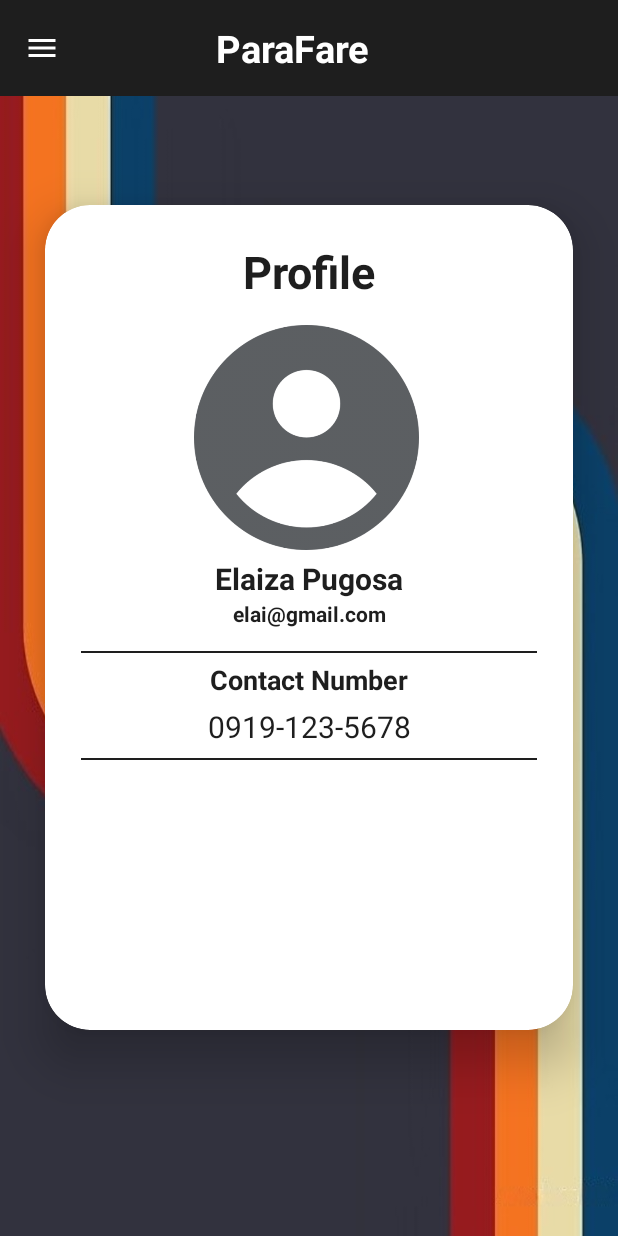
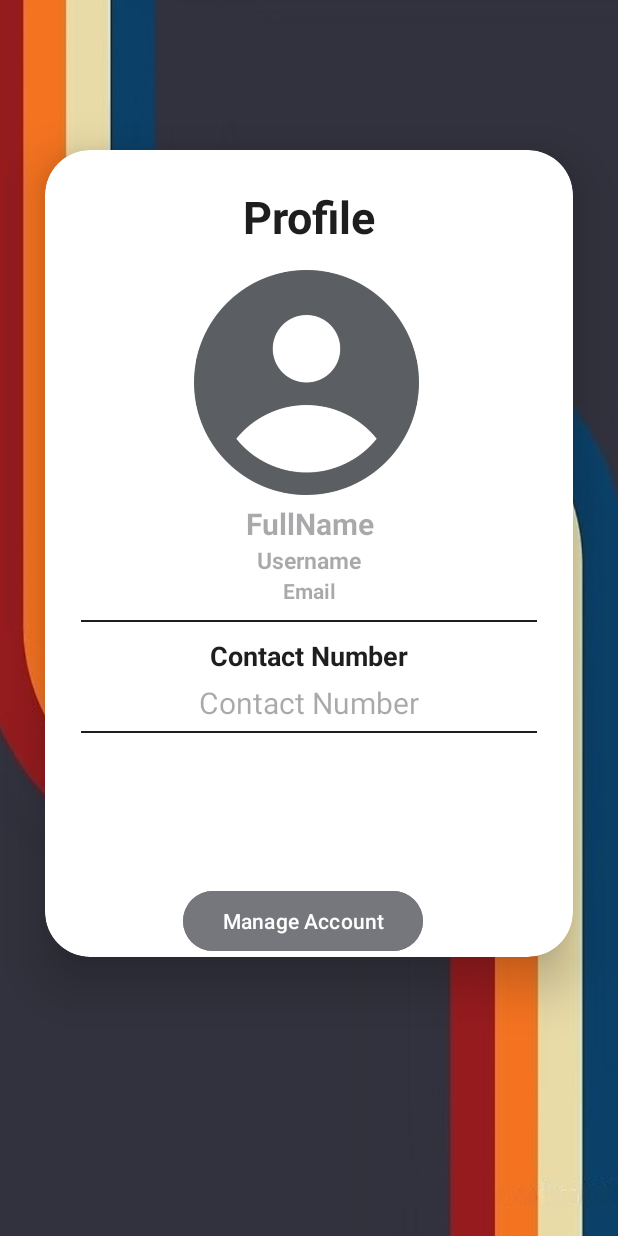
Before and after one commit to apathy1995/ParaFare, an Android app: the MainFrameActivity screen opened directly, with no data from a screen before it, in the side drawer, after a tap on "Profile", on a phone screen of 412 x 824 dp. Run offline under Robolectric (Android 15) with nearby library versions, the phone set to English and light mode, and no system bars; our stand-ins replace CircleImageView, Firebase (no records; nobody signed in at launch, a user with empty details on screens opened directly), Picasso.

Commit message:
ParaFare_hakdog_burger_cheese_ham

```diff
--- a/app/src/main/AndroidManifest.xml
+++ b/app/src/main/AndroidManifest.xml
@@ -1,6 +1,9 @@
 <?xml version="1.0" encoding="utf-8"?>
 <manifest xmlns:android="http://schemas.android.com/apk/res/android"
     xmlns:tools="http://schemas.android.com/tools">
+
+    <uses-permission android:name="android.permission.ACCESS_WIFI_STATE"/>
+    <uses-permission android:name="android.permission.INTERNET"/>
 
     <application
         android:allowBackup="true"
@@ -12,6 +15,7 @@
         android:supportsRtl="true"
         android:theme="@style/Theme.LoginTricyfare"
         tools:targetApi="31">
+
         <activity
             android:name=".HomeActivity"
             android:exported="false" />
--- a/app/src/main/java/com/example/logintricyfare/DriversInfoFragment.java
+++ b/app/src/main/java/com/example/logintricyfare/DriversInfoFragment.java
@@ -5,38 +5,59 @@ import android.os.Bundle;
 
 import androidx.annotation.NonNull;
 import androidx.annotation.Nullable;
+import androidx.cardview.widget.CardView;
 import androidx.fragment.app.Fragment;
 import androidx.fragment.app.FragmentManager;
 import androidx.recyclerview.widget.GridLayoutManager;
+import androidx.recyclerview.widget.LinearLayoutManager;
 import androidx.recyclerview.widget.RecyclerView;
 
+import android.util.Log;
 import android.view.LayoutInflater;
 import android.view.View;
 import android.view.ViewGroup;
+import android.widget.TextView;
 
 import com.example.logintricyfare.DriversInformation;
 import com.example.logintricyfare.DriversRecyclerViewAdapter;
 import com.example.logintricyfare.R;
 import com.example.logintricyfare.RecyclerViewAdapter;
 import com.example.logintricyfare.Routes;
+import com.firebase.ui.database.FirebaseRecyclerAdapter;
+import com.firebase.ui.database.FirebaseRecyclerOptions;
+import com.google.android.gms.tasks.OnFailureListener;
+import com.google.android.gms.tasks.OnSuccessListener;
+import com.google.firebase.auth.FirebaseAuth;
+import com.google.firebase.database.DataSnapshot;
+import com.google.firebase.database.DatabaseError;
+import com.google.firebase.database.DatabaseReference;
+import com.google.firebase.database.FirebaseDatabase;
+import com.google.firebase.database.ValueEventListener;
+import com.google.firebase.firestore.DocumentSnapshot;
+import com.google.firebase.firestore.FirebaseFirestore;
+import com.google.firebase.firestore.QuerySnapshot;
+import com.squareup.picasso.Picasso;
 
 import java.util.ArrayList;
+import java.util.EventListener;
 import java.util.List;
+
+import de.hdodenhof.circleimageview.CircleImageView;
 
 public class DriversInfoFragment extends Fragment {
 
-    Context mContext;
-    List<DriversInformation> mListDrivers;
-    RecyclerView mDriversRecyclerView;
-    DriversRecyclerViewAdapter mDriversRecyclerAdapter;
-    FragmentManager fragmentManager;
     View rootView;
+    DatabaseReference dReference;
+    FirebaseAuth mAuth;
+    private String currentdriversID;
+    private FirebaseFirestore firestore;
+    private DriversRecyclerViewAdapter mDriversRecyclerAdapter;
+    private RecyclerView mDriversRecyclerView;
+    private DriversInformation model;
+    private ArrayList<DriversInformation> driversInfoList;
 
-    @Override
-    public void onViewCreated(@NonNull View view, @Nullable Bundle savedInstanceState) {
-        super.onViewCreated(view, savedInstanceState);
+    public DriversInfoFragment() {
 
-        mContext = getActivity().getApplicationContext();
     }
 
 
@@ -46,26 +67,48 @@ public class DriversInfoFragment extends Fragment {
 
         rootView = inflater.inflate(R.layout.fragment_drivers_info, container, false);
 
-        mDriversRecyclerView = rootView.findViewById(R.id.driversRecyclerView);
-        mListDrivers = new ArrayList<>();
+        mDriversRecyclerView = (RecyclerView) rootView.findViewById(R.id.driversRecyclerView);
+        firestore = FirebaseFirestore.getInstance();
+        driversInfoList = new ArrayList<>();
 
-        fragmentManager = getActivity().getSupportFragmentManager();
 
-        mListDrivers.add(new DriversInformation("Ernesto Macalimba",R.drawable.profile_bg,"ernestomacalimba@gmail.com","1234"));
-        mListDrivers.add(new DriversInformation("Renaldo Santos",R.drawable.profile_bg,"renaldosantos@gmail.com","1234"));
-        mListDrivers.add(new DriversInformation("Ricardo Castro",R.drawable.profile_bg,"ricardocastro@gmail.com","1234"));
-        mListDrivers.add(new DriversInformation("Albert Mendoza",R.drawable.profile_bg,"marjhonaligway@gmail.com","1234"));
-        mListDrivers.add(new DriversInformation("Marjhon Aligway",R.drawable.profile_bg,"ernestomacalimba@gmail.com","1234"));
-        mListDrivers.add(new DriversInformation("Manuel Panganiban",R.drawable.profile_bg,"manuelpanganiban@gmail.com","1234"));
-        mListDrivers.add(new DriversInformation("Florentino Cruz",R.drawable.profile_bg,"florentinocruz@gmail.com","1234"));
-        mListDrivers.add(new DriversInformation("Rufino Francisco",R.drawable.profile_bg,"rufinofrancisco@gmail.com","1234"));
-        mListDrivers.add(new DriversInformation("Ariel Legaspi",R.drawable.profile_bg,"ariellegaspi@gmail.com","1234"));
-        mListDrivers.add(new DriversInformation("Ciriaco Ramos Jr.",R.drawable.profile_bg,"ciriacoramos@gmail.com","1234"));
+        GetDriversInfo();
 
-        mDriversRecyclerAdapter = new DriversRecyclerViewAdapter(getContext(),mListDrivers);
-        mDriversRecyclerView.setLayoutManager(new GridLayoutManager(getContext(),1));
-        mDriversRecyclerView.setAdapter(mDriversRecyclerAdapter);
 
         return rootView;
     }
+
+    private void GetDriversInfo() {
+
+        firestore.collection("drivers").get().addOnSuccessListener(new OnSuccessListener<QuerySnapshot>() {
+            @Override
+            public void onSuccess(QuerySnapshot queryDocumentSnapshots) {
+                if (!queryDocumentSnapshots.isEmpty()) {
+                    ArrayList<DocumentSnapshot> list = (ArrayList<DocumentSnapshot>) queryDocumentSnapshots.getDocuments();
+                    for (DocumentSnapshot d : list) {
+                        model = d.toObject(DriversInformation.class);
+
+                        driversInfoList.add(model);
+
+                        Log.d("Firestore", "Driver info retrieved: " + model.getFullname());
+
+                        mDriversRecyclerAdapter = new DriversRecyclerViewAdapter(driversInfoList, getContext());
+                        mDriversRecyclerView.setAdapter(mDriversRecyclerAdapter);
+
+                        LinearLayoutManager layoutManager = new LinearLayoutManager(getContext(), LinearLayoutManager.VERTICAL, false);
+                        mDriversRecyclerView.setLayoutManager(layoutManager);
+
+                    }
+                }else {
+                    Log.d("Firestore", "No drivers found.");
+                }
+
+            }
+        }).addOnFailureListener(new OnFailureListener() {
+            @Override
+            public void onFailure(@NonNull Exception e) {
+                Log.e("Firestore", "Error fetching drivers: " + e.getMessage());
+            }
+        });
+    }
 }
--- a/app/src/main/java/com/example/logintricyfare/MainFrameActivity.java
+++ b/app/src/main/java/com/example/logintricyfare/MainFrameActivity.java
@@ -5,6 +5,7 @@ import android.os.Bundle;
 import android.view.LayoutInflater;
 import android.view.MenuItem;
 import android.view.View;
+import android.view.WindowManager;
 import android.widget.Button;
 import android.widget.FrameLayout;
 import android.widget.ImageButton;
@@ -14,16 +15,22 @@ import android.widget.Toast;
 import androidx.annotation.NonNull;
 import androidx.appcompat.app.AppCompatActivity;
 import androidx.drawerlayout.widget.DrawerLayout;
+import androidx.recyclerview.widget.GridLayoutManager;
+import androidx.recyclerview.widget.LinearLayoutManager;
 import androidx.recyclerview.widget.RecyclerView;
 import androidx.viewpager2.widget.ViewPager2;
 
 
+import com.firebase.ui.database.FirebaseRecyclerOptions;
 import com.google.android.material.bottomsheet.BottomSheetDialog;
 import com.google.android.material.floatingactionbutton.ExtendedFloatingActionButton;
 import com.google.android.material.floatingactionbutton.FloatingActionButton;
 import com.google.android.material.navigation.NavigationView;
 import com.google.android.material.tabs.TabLayout;
 import com.google.firebase.auth.FirebaseAuth;
+import com.google.firebase.database.DatabaseReference;
+import com.google.firebase.database.FirebaseDatabase;
+import com.google.firebase.database.ValueEventListener;
 
 import java.util.List;
 
@@ -39,6 +46,7 @@ public class MainFrameActivity extends AppCompatActivity {
     MyViewpagerAdapter myViewpagerAdapter;
 
     FrameLayout frameLayout;
+    ValueEventListener eventListener;
 
 
     List<Routes> mListRoutes;
@@ -48,6 +56,9 @@ public class MainFrameActivity extends AppCompatActivity {
     DriversRecyclerViewAdapter mDriversRecyclerAdapter;
     RecyclerView mRecyclerView;
     RecyclerView mDriversRecyclerView;
+    FirebaseDatabase database;
+    DatabaseReference reference;
+
 
     MyTripsRecyclerViewAdapter mMyTripsRecyclerAdapter;
     RecyclerView mMyTripsRecyclerView;
@@ -58,13 +69,19 @@ public class MainFrameActivity extends AppCompatActivity {
         super.onCreate(savedInstanceState);
         setContentView(R.layout.activity_main_frame);
 
+        database = FirebaseDatabase.getInstance();
+        reference = database.getReference();
+
+        getSupportFragmentManager().beginTransaction()
+                .replace(R.id.wrapper, new DriversInfoFragment())
+                .commit();
 
         mRecyclerView = findViewById(R.id.routesRecyclerView);
         mRecyclerAdapter = new RecyclerViewAdapter(getApplicationContext(),mListRoutes);
 
 
         mDriversRecyclerView = findViewById(R.id.driversRecyclerView);
-        mDriversRecyclerAdapter = new DriversRecyclerViewAdapter(getApplicationContext(),mListDrivers);
+
 
         mMyTripsRecyclerView = findViewById(R.id.myTripsRecyclerView);
         mMyTripsRecyclerAdapter = new MyTripsRecyclerViewAdapter(getApplicationContext(),mMyTripsRoutes);
@@ -171,5 +188,4 @@ public class MainFrameActivity extends AppCompatActivity {
         });
     }
 
-
 }
--- a/app/src/main/java/com/example/logintricyfare/ProfileFragment.java
+++ b/app/src/main/java/com/example/logintricyfare/ProfileFragment.java
@@ -2,16 +2,28 @@ package com.example.logintricyfare;
 
 import android.os.Bundle;
 
+import androidx.annotation.NonNull;
+import androidx.annotation.Nullable;
 import androidx.fragment.app.Fragment;
 
 import android.view.LayoutInflater;
 import android.view.View;
 import android.view.ViewGroup;
+import android.widget.TextView;
 
+import com.google.android.gms.tasks.OnCompleteListener;
+import com.google.android.gms.tasks.Task;
 import com.google.android.material.tabs.TabLayout;
+import com.google.firebase.auth.FirebaseAuth;
+import com.google.firebase.auth.FirebaseUser;
+import com.google.firebase.firestore.DocumentReference;
+import com.google.firebase.firestore.DocumentSnapshot;
+import com.google.firebase.firestore.FirebaseFirestore;
 
 
-public class ProfileFragment extends Fragment {
+public class ProfileFragment extends Fragment implements View.OnClickListener{
+
+    TextView fullname, username, email, contact_num;
 
     private TabLayout tabLayout;
     View rootView;
@@ -22,9 +34,62 @@ public class ProfileFragment extends Fragment {
         // Inflate the layout for this fragment
         rootView = inflater.inflate(R.layout.fragment_profile, container, false);
 
+
         tabLayout = requireActivity().findViewById(R.id.tab_layout);
         tabLayout.setVisibility(View.GONE);
 
         return rootView;
     }
+
+    @Override
+    public void onActivityCreated(@Nullable Bundle savedInstanceState) {
+        super.onActivityCreated(savedInstanceState);
+
+        fullname = getActivity().findViewById(R.id.user_fullname);
+        username = getActivity().findViewById(R.id.user_username);
+        email = getActivity().findViewById(R.id.user_email);
+        contact_num = getActivity().findViewById(R.id.user_contactnumber);
+
+
+    }
+    @Override
+    public void onClick(View v) {
+
+    }
+
+    @Override
+    public void onStart() {
+        super.onStart();
+
+        FirebaseUser user = FirebaseAuth.getInstance().getCurrentUser();
+        String currentUserId = user.getUid();
+        DocumentReference reference;
+        FirebaseFirestore firestore = FirebaseFirestore.getInstance();
+
+        reference = firestore.collection("users").document(currentUserId);
+
+        reference.get()
+                .addOnCompleteListener(new OnCompleteListener<DocumentSnapshot>() {
+                    @Override
+                    public void onComplete(@NonNull Task<DocumentSnapshot> task) {
+
+                        if (task.getResult().exists()){
+
+                            String fullnameResult = task.getResult().getString("fname");
+                            String nameResult = task.getResult().getString("username");
+                            String emailResult = task.getResult().getString("email");
+                            String contactResult = task.getResult().getString("phoneNumber");
+
+                            fullname.setText(fullnameResult);
+                            username.setText(nameResult);
+                            email.setText(emailResult);
+                            contact_num.setText(contactResult);
+
+                        }
+
+                    }
+                });
+
+
+    }
 }
--- a/app/src/main/res/layout/activity_main_frame.xml
+++ b/app/src/main/res/layout/activity_main_frame.xml
@@ -10,14 +10,20 @@
     tools:openDrawer="start"
     tools:context=".MainFrameActivity">
 
-    <androidx.recyclerview.widget.RecyclerView
+    <FrameLayout
         android:layout_width="match_parent"
         android:layout_height="match_parent"
-        android:padding="16dp"
-        android:layout_marginTop="105dp"/>
+        android:id="@+id/wrapper"
+        android:orientation="vertical">
+
+        <include
+            layout="@layout/main_content"/>
 
 
-    <LinearLayout
+    </FrameLayout>
+
+
+    <FrameLayout
         android:layout_width="match_parent"
         android:layout_height="wrap_content"
         android:orientation="vertical">
@@ -42,7 +48,7 @@
 
     </com.google.android.material.tabs.TabLayout>
 
-    </LinearLayout>
+    </FrameLayout>
 
     <androidx.viewpager2.widget.ViewPager2
         android:layout_width="match_parent"
@@ -51,14 +57,10 @@
 
     <FrameLayout
         android:layout_width="match_parent"
-        android:layout_height="0dp"
+        android:layout_height="match_parent"
         android:id="@+id/frameLayout"
         android:visibility="gone"
         android:layout_weight="1"/>
-
-
-    <include
-        layout="@layout/main_content"/>
 
     <com.google.android.material.navigation.NavigationView
         android:layout_width="300dp"
@@ -71,5 +73,4 @@
         app:itemIconTint="@color/black_"
         app:itemTextColor="@color/black_"/>
 
-
 </androidx.drawerlayout.widget.DrawerLayout>
--- a/app/src/main/res/layout/fragment_profile.xml
+++ b/app/src/main/res/layout/fragment_profile.xml
@@ -7,22 +7,24 @@
     android:layout_height="match_parent"
     tools:context=".ProfileFragment"
     android:orientation="vertical"
-    android:background="@drawable/background"
-    android:gravity="center">
+    android:background="@drawable/background">
+
 
     <androidx.cardview.widget.CardView
         android:layout_width="match_parent"
-        android:layout_height="550dp"
+        android:layout_height="wrap_content"
         android:background="@color/white"
-        android:layout_margin="30dp"
+        android:layout_marginTop="100dp"
+        android:layout_marginStart="30dp"
+        android:layout_marginEnd="30dp"
         app:cardCornerRadius="30dp"
         app:cardElevation="20dp">
+
 
         <LinearLayout
             android:layout_width="match_parent"
             android:layout_height="wrap_content"
             android:orientation="vertical"
-            android:layout_gravity="center_horizontal"
             android:padding="24dp">
 
             <TextView
@@ -46,8 +48,8 @@
             <TextView
                 android:layout_width="match_parent"
                 android:layout_height="wrap_content"
-                android:text="Elaiza Pugosa"
-                android:id="@+id/user_name"
+                android:hint="FullName"
+                android:id="@+id/user_fullname"
                 android:textAlignment="center"
                 android:textStyle="bold"
                 android:textSize="20sp"
@@ -57,18 +59,27 @@
             <TextView
                 android:layout_width="match_parent"
                 android:layout_height="wrap_content"
-                android:text="elai@gmail.com"
-                android:id="@+id/driver_email"
+                android:hint="Username"
+                android:textSize="15sp"
+                android:id="@+id/user_username"
                 android:textAlignment="center"
                 android:textColor="@color/black_"
                 android:textStyle="bold"/>
 
-            <ImageView
+            <TextView
+                android:layout_width="match_parent"
+                android:layout_height="wrap_content"
+                android:hint="Email"
+                android:id="@+id/user_email"
+                android:textAlignment="center"
+                android:textColor="@color/black_"
+                android:textStyle="bold"/>
+
+            <androidx.appcompat.widget.AppCompatImageView
                 android:layout_width="match_parent"
                 android:layout_height="1dp"
                 android:background="@color/black_"
-                android:layout_marginTop="15dp"
-                android:scaleType="fitXY"/>
+                android:layout_marginTop="10dp" />
 
             <TextView
                 android:layout_width="match_parent"
@@ -77,27 +88,34 @@
                 android:textAlignment="center"
                 android:textColor="@color/black_"
                 android:textSize="18sp"
-                android:layout_marginTop="5dp"
+                android:layout_marginTop="10dp"
                 android:textStyle="bold"/>
 
             <TextView
                 android:layout_width="match_parent"
                 android:layout_height="wrap_content"
-                android:text="0919-123-5678"
+                android:hint="Contact Number"
                 android:id="@+id/user_contactnumber"
                 android:textAlignment="center"
                 android:textColor="@color/black_"
                 android:textSize="20sp"
                 android:layout_marginTop="5dp"/>
 
-            <ImageView
+            <androidx.appcompat.widget.AppCompatImageView
                 android:layout_width="match_parent"
                 android:layout_height="1dp"
                 android:background="@color/black_"
-                android:layout_marginTop="7dp"
-                android:scaleType="fitXY"/>
+                android:layout_marginTop="5dp" />
 
         </LinearLayout>
+
+        <Button
+            android:layout_width="160dp"
+            android:layout_height="wrap_content"
+            android:layout_marginTop="490dp"
+            android:backgroundTint="@color/material_dynamic_neutral50"
+            android:layout_marginStart="92dp"
+            android:text="Manage Account"/>
 
     </androidx.cardview.widget.CardView>
 
--- a/app/src/main/res/layout/mytrips_item.xml
+++ b/app/src/main/res/layout/mytrips_item.xml
@@ -87,7 +87,6 @@
         </LinearLayout>
 
 
-
     </androidx.cardview.widget.CardView>
 
 
```
Also changed, not shown: app/build.gradle.kts (+7 -0 lines), app/src/main/java/com/example/logintricyfare/DriversInfoActivity.java (+4 -4 lines), app/src/main/java/com/example/logintricyfare/DriversInformation.java (+34 -25 lines), app/src/main/java/com/example/logintricyfare/DriversRecyclerViewAdapter.java (+39 -50 lines), app/src/main/res/layout/drivers_item.xml (+32 -29 lines), app/src/main/res/layout/fragment_drivers_info.xml (+8 -2 lines), 1 other file.
